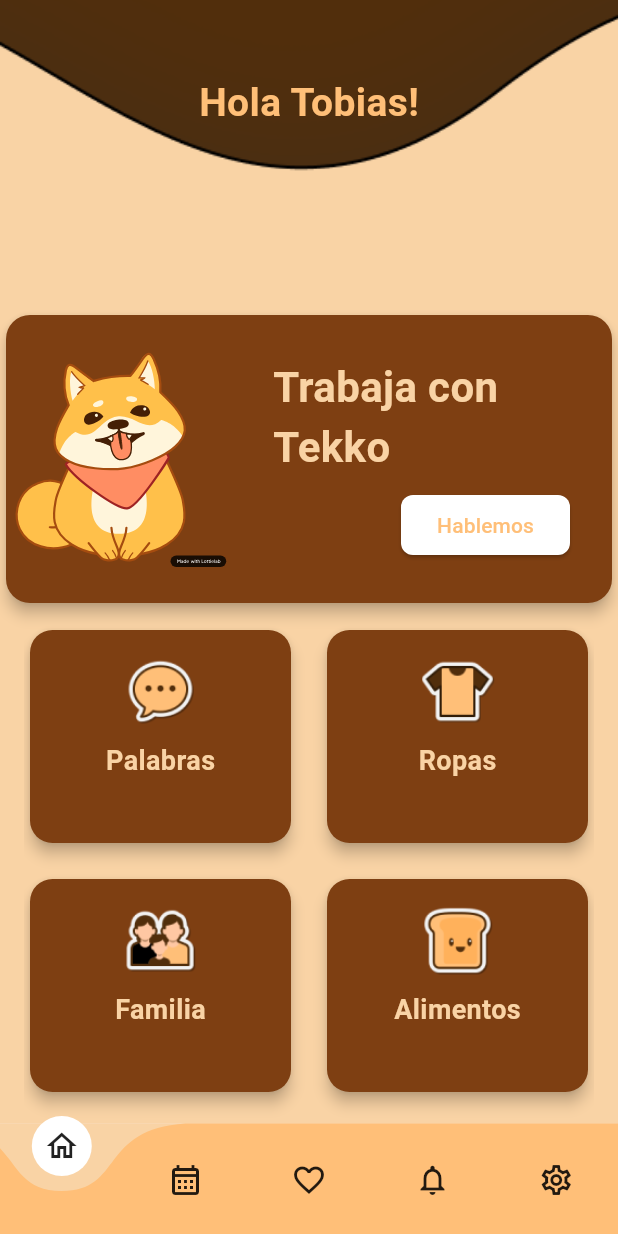
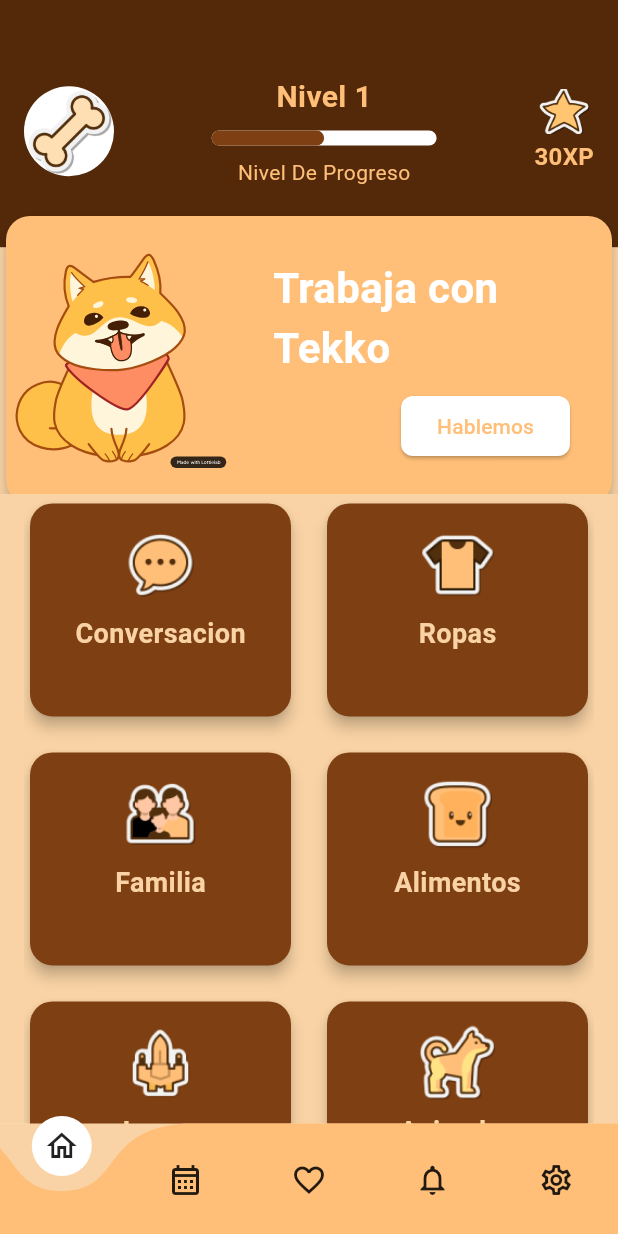
Before and after one commit to tobias-tj/TekkoApp, a Flutter app: the HomePage screen opened by its route, on a phone screen of 412 x 824 dp. Run offline on Flutter 3.47's test engine with Material 3 defaults, Android fonts, the phone set to English and light mode, and no system bars; drawn by our look-alikes of curved_navigation_bar; our stand-ins replace go_router, lottie.

Commit message:
Se agrega la funcionalidad de las pantalla Home y se mejora el aspecto

```diff
--- a/lib/app_routes.dart
+++ b/lib/app_routes.dart
@@ -8,6 +8,7 @@ import 'package:tekko/screens/notifications/notification_screen.dart';
 import 'package:tekko/screens/settings/setting_screen.dart';
 import 'package:tekko/components/navigation_wrapper.dart';
 import 'package:tekko/screens/splash_screen.dart';
+import 'package:tekko/screens/words/word_screen.dart';
 
 final GoRouter appRouter = GoRouter(
   initialLocation: '/splash',
@@ -21,6 +22,14 @@ final GoRouter appRouter = GoRouter(
       name: 'create-account',
       path: '/create-account',
       builder: (context, state) => const CreateAccountScreen(),
+    ),
+    GoRoute(
+      name: 'word-screen',
+      path: '/word-screen/:title',
+      builder: (context, state) {
+        final title = state.pathParameters['title'] ?? 'Sin título';
+        return WordScreen(textTitle: title);
+      },
     ),
     ShellRoute(
       builder: (context, state, child) {
--- a/lib/components/dialog_home.dart
+++ b/lib/components/dialog_home.dart
@@ -10,7 +10,7 @@ class DialogHome extends StatelessWidget {
   @override
   Widget build(BuildContext context) {
     return Card(
-      color: AppColors.chocolateDark,
+      color: AppColors.softCreamDark,
       shape: RoundedRectangleBorder(borderRadius: BorderRadius.circular(16.0)),
       elevation: 4,
       child: Row(
@@ -33,7 +33,7 @@ class DialogHome extends StatelessWidget {
                   style: TextStyle(
                       fontSize: 28,
                       fontWeight: FontWeight.bold,
-                      color: AppColors.softCream),
+                      color: Colors.white),
                 ),
                 const SizedBox(
                   height: 8,
--- a/lib/components/list_card_item_home.dart
+++ b/lib/components/list_card_item_home.dart
@@ -1,4 +1,5 @@
 import 'package:flutter/material.dart';
+import 'package:go_router/go_router.dart';
 import 'package:tekko/styles/app_colors.dart';
 
 class ListCardItemHome extends StatelessWidget {
@@ -9,7 +10,9 @@ class ListCardItemHome extends StatelessWidget {
 
   @override
   Widget build(BuildContext context) {
-    return Card(
+    return GestureDetector(
+      onTap: () => context.push('/word-screen/$title'),
+      child: Card(
         color: AppColors.chocolateDark,
         shape: RoundedRectangleBorder(
           borderRadius: BorderRadius.circular(15.0),
@@ -36,6 +39,7 @@ class ListCardItemHome extends StatelessWidget {
             ],
           ),
         ),
+      ),
     );
   }
 }
--- a/lib/components/top_custom_background.dart
+++ b/lib/components/top_custom_background.dart
@@ -1,40 +1,130 @@
 import 'package:flutter/material.dart';
+import 'package:tekko/components/dialog_home.dart';
 import 'package:tekko/styles/app_colors.dart';
 
 class TopCustomBackground extends StatelessWidget {
-  final String title;
-  const TopCustomBackground({super.key, required this.title});
+  const TopCustomBackground({super.key});
 
   @override
   Widget build(BuildContext context) {
     final size = MediaQuery.of(context).size;
 
-    return Stack(
+    return SizedBox(
+      height: size.height * 0.4,
+      child: Stack(
         children: [
-        Image.asset(
-          'assets/images/topHome.png',
-          width: size.width,
-          height: size.height * 0.25,
-          fit: BoxFit.cover,
-        ),
+          // Fondo recto
           Positioned(
-            top: 50,
+            top: 0,
             left: 0,
             right: 0,
+            child: Container(
+              height: size.height * 0.2, // Altura del fondo
+              color: AppColors.chocolateNewDark, // Color del fondo
+            ),
+          ),
+
+          // Contenido (izquierda, centro, derecha)
+          Positioned(
+            top: 50, // Espacio desde la parte superior
+            left: 0,
+            right: 0,
+            child: Row(
+              mainAxisAlignment:
+                  MainAxisAlignment.spaceBetween, // Distribuye el espacio
+              crossAxisAlignment: CrossAxisAlignment.center,
+              children: [
+                // Izquierda: Fondo circular con un icono
+                Padding(
+                  padding: const EdgeInsets.only(left: 16.0),
+                  child: Container(
+                      width: 60,
+                      height: 60,
+                      decoration: BoxDecoration(
+                        color: Colors.white, // Color del fondo circular
+                        shape: BoxShape.circle,
+                      ),
+                      child: Image.asset(
+                        'assets/images/iconProfile.png',
+                        fit: BoxFit.cover,
+                      )),
+                ),
+
+                // Centro: "Nivel 1", barra de progreso y "Nivel De Progreso"
+                Column(
+                  mainAxisAlignment: MainAxisAlignment.center,
+                  children: [
+                    const Text(
+                      "Nivel 1",
+                      style: TextStyle(
+                        fontSize: 20,
+                        fontWeight: FontWeight.bold,
+                        color: AppColors.softCreamDark,
+                      ),
+                    ),
+                    const SizedBox(height: 8), // Espaciado
+                    Container(
+                      width: 150, // Ancho de la barra de progreso
+                      height: 10, // Alto de la barra de progreso
+                      decoration: BoxDecoration(
+                        color: Colors.white,
+                        borderRadius: BorderRadius.circular(5),
+                      ),
+                      child: FractionallySizedBox(
+                        alignment: Alignment.centerLeft,
+                        widthFactor: 0.5, // Progreso actual de la barra
+                        child: Container(
+                          decoration: BoxDecoration(
+                            color: AppColors.chocolateDark,
+                            borderRadius: BorderRadius.circular(5),
+                          ),
+                        ),
+                      ),
+                    ),
+                    const SizedBox(height: 8), // Espaciado
+                    const Text(
+                      "Nivel De Progreso",
+                      style: TextStyle(
+                        fontSize: 14,
+                        color: AppColors.softCreamDark,
+                      ),
+                    ),
+                  ],
+                ),
+
+                // Derecha: Icono de estrella y "30XP"
+                Padding(
+                  padding: const EdgeInsets.only(right: 16.0),
                   child: Column(
                     mainAxisAlignment: MainAxisAlignment.center,
-              crossAxisAlignment: CrossAxisAlignment.center,
                     children: [
-                Text(
-                  title,
+                      Image.asset('assets/images/iconStar.png',
+                          width: 38, height: 30, fit: BoxFit.cover),
+                      const SizedBox(height: 4), // Espaciado
+                      const Text(
+                        "30XP",
                         style: TextStyle(
-                      fontSize: 26,
+                          fontSize: 16,
                           fontWeight: FontWeight.bold,
-                      color: AppColors.softCreamDark),
-                )
+                          color: AppColors.softCreamDark,
+                        ),
+                      ),
                     ],
-            ))
+                  ),
+                ),
               ],
+            ),
+          ),
+
+          // DialogHome (se mantiene en su posición original)
+          const Positioned(
+            top: 140, // Ajusta la posición según sea necesario
+            left: 0,
+            right: 0,
+            child: DialogHome(),
+          ),
+        ],
+      ),
     );
   }
 }
--- a/lib/screens/accounts/create_account_screen.dart
+++ b/lib/screens/accounts/create_account_screen.dart
@@ -46,7 +46,7 @@ class _CreateAccountScreenState extends State<CreateAccountScreen> {
                   height: 80,
                   decoration: BoxDecoration(
                     image: const DecorationImage(
-                      image: AssetImage("assets/images/topTitleDog.png"),
+                      image: AssetImage("assets/images/iconTitleDog.png"),
                       fit: BoxFit.fill,
                     ),
                   ),
--- a/lib/screens/home_screen.dart
+++ b/lib/screens/home_screen.dart
@@ -1,5 +1,4 @@
 import 'package:flutter/material.dart';
-import 'package:tekko/components/dialog_home.dart';
 import 'package:tekko/components/list_card_item_home.dart';
 import 'package:tekko/components/top_custom_background.dart';
 import 'package:tekko/styles/app_colors.dart';
@@ -13,7 +12,10 @@ class HomePage extends StatefulWidget {
 
 class _HomePageState extends State<HomePage> {
   final List<Map<String, dynamic>> items = [
-    {'imagePath': 'assets/images/conversationIcon.png', 'title': 'Palabras'},
+    {
+      'imagePath': 'assets/images/conversationIcon.png',
+      'title': 'Conversacion'
+    },
     {'imagePath': 'assets/images/ropIcon.png', 'title': 'Ropas'},
     {'imagePath': 'assets/images/familyIcon.png', 'title': 'Familia'},
     {'imagePath': 'assets/images/foodIcon.png', 'title': 'Alimentos'},
@@ -36,11 +38,9 @@ class _HomePageState extends State<HomePage> {
           ),
           Column(
             children: [
-              TopCustomBackground(title: "Hola Tobias!"),
-
-              DialogHome(),
+              TopCustomBackground(),
               const SizedBox(
-                  height: 10), // Espaciado entre DialogHome y GridView
+                  height: 2), // Espaciado entre DialogHome y GridView
               Expanded(
                 child: Padding(
                   padding: const EdgeInsets.symmetric(horizontal: 16.0),
--- a/lib/styles/app_colors.dart
+++ b/lib/styles/app_colors.dart
@@ -9,4 +9,5 @@ class AppColors {
   static const Color softCreamDark = Color.fromARGB(255, 255, 191, 120);
   static const Color yellowButton = Color.fromARGB(255, 231, 196, 23);
   static const Color chocolateDark = Color.fromARGB(255, 126, 63, 18);
+  static const Color chocolateNewDark = Color.fromARGB(255, 84, 41, 10);
 }
```
Also changed, not shown: lib/components/top_custom_title.dart (added, +61 -0 lines), lib/screens/words/word_screen.dart (added, +33 -0 lines), assets/images/iconProfile.png (added), assets/images/iconStar.png (added), assets/images/iconTitleDog.png (added). Lines whose indentation alone changed are shown as unchanged.
